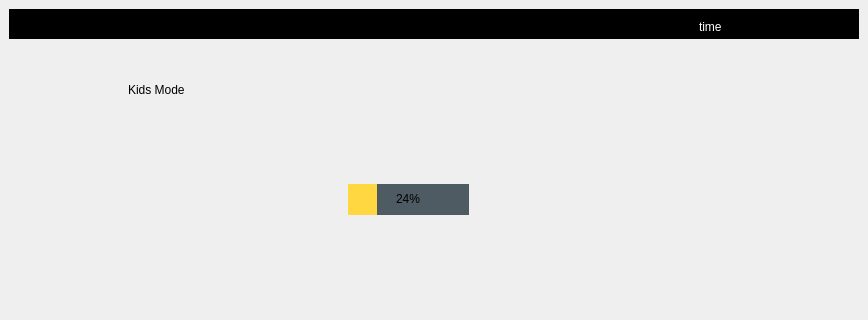
Before: the Qt Designer form assets/main.ui in BLACKZEESHx/Kids-Mode, drawn with Qt 5; both pictures show x 0 to 868 and y 0 to 320 of the 868 by 822 pixel window.
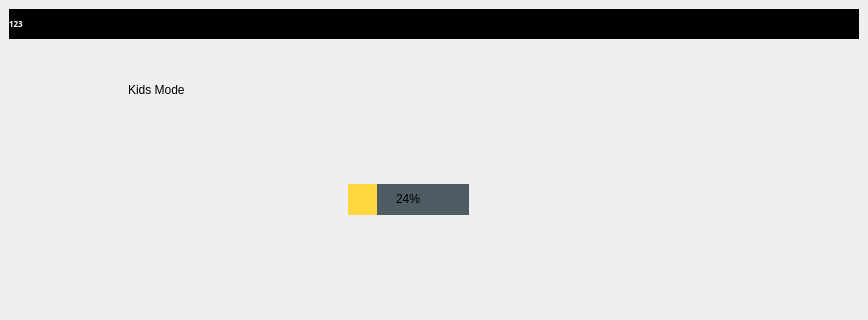
After: the same form once the commit is applied. Icons and pictures are not drawn.

Diff of the .ui file:
```diff
--- a/assets/main.ui
+++ b/assets/main.ui
@@ -172,22 +172,50 @@
       <property name="styleSheet">
        <string notr="true">background-color: rgb(0, 0, 0);</string>
       </property>
-      <widget class="QLabel" name="time_label">
-       <property name="geometry">
-        <rect>
-         <x>690</x>
-         <y>10</y>
-         <width>47</width>
-         <height>16</height>
-        </rect>
+      <layout class="QVBoxLayout" name="verticalLayout_2">
+       <property name="spacing">
+        <number>0</number>
        </property>
-       <property name="styleSheet">
-        <string notr="true">color: rgb(255, 255, 255);</string>
+       <property name="leftMargin">
+        <number>0</number>
        </property>
-       <property name="text">
-        <string>time</string>
+       <property name="topMargin">
+        <number>0</number>
        </property>
-      </widget>
+       <property name="rightMargin">
+        <number>0</number>
+       </property>
+       <property name="bottomMargin">
+        <number>0</number>
+       </property>
+       <item>
+        <widget class="QLabel" name="time_label">
+         <property name="font">
+          <font>
+           <family>Arial Black</family>
+           <pointsize>6</pointsize>
+           <weight>75</weight>
+           <bold>true</bold>
+          </font>
+         </property>
+         <property name="cursor">
+          <cursorShape>PointingHandCursor</cursorShape>
+         </property>
+         <property name="toolTip">
+          <string>Time</string>
+         </property>
+         <property name="styleSheet">
+          <string notr="true">color: rgb(255, 255, 255);</string>
+         </property>
+         <property name="text">
+          <string>123</string>
+         </property>
+         <property name="margin">
+          <number>0</number>
+         </property>
+        </widget>
+       </item>
+      </layout>
      </widget>
     </item>
    </layout>
```
Left out of the diff: 7 changed lines with no effect on the pictures.
